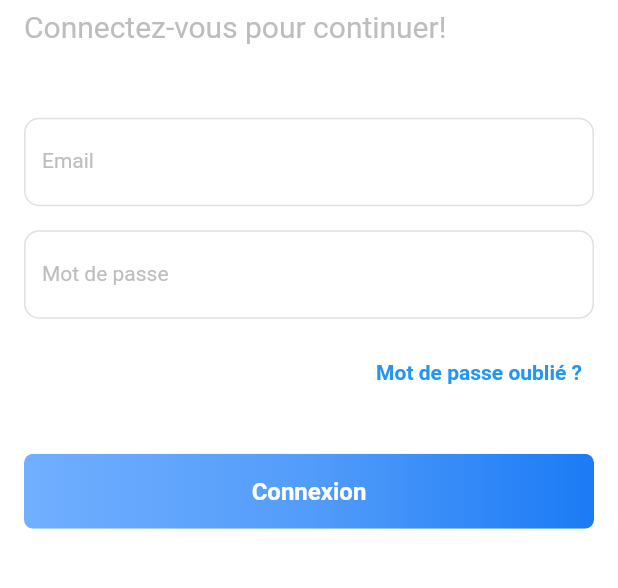
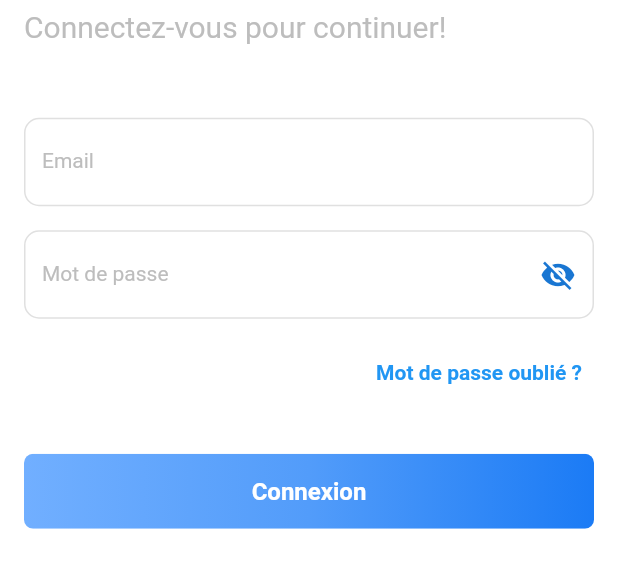
Before and after one commit to Hug0x0/PetsMeetapp, a Flutter app: the screen it shows after launch, on a phone screen of 412 x 824 dp, the part 120-708 px from its top. Run offline on Flutter 3.47's test engine with Material 2 defaults, Android fonts, the phone set to English and light mode, and no system bars; our stand-ins replace cloud_firestore, email_validator, firebase_auth, firebase_core, google_maps_flutter; accounts and stored records are empty.

Commit message:
add eye passwordvisible or not on connection

```diff
--- a/lib/screens/connection.dart
+++ b/lib/screens/connection.dart
@@ -12,6 +12,12 @@ class Connection extends StatefulWidget {
 }
 
 class _ConnectionState extends State<Connection> {
+  @override
+  // ignore: must_call_super
+  void initState() {
+    _passwordVisible = false;
+  }
+
   final TextEditingController _emailController = TextEditingController();
   final TextEditingController _passwordController = TextEditingController();
   final GlobalKey<FormState> _formKey = GlobalKey<FormState>();
@@ -19,6 +25,7 @@ class _ConnectionState extends State<Connection> {
   bool _success = false;
   String _userEmail;
   bool hasClick = false;
+  bool _passwordVisible = true;
 
   String createAccountMessage;
   @override
@@ -85,6 +92,7 @@ class _ConnectionState extends State<Connection> {
                         height: 16,
                       ),
                       TextFormField(
+                        obscureText: !_passwordVisible,
                         controller: _passwordController,
                         validator: (String value) {
                           if (value.isEmpty) {
@@ -93,6 +101,22 @@ class _ConnectionState extends State<Connection> {
                           return null;
                         },
                         decoration: InputDecoration(
+                          hasFloatingPlaceholder: true,
+                          filled: true,
+                          fillColor: Colors.white.withOpacity(0.5),
+                          suffixIcon: IconButton(
+                            icon: Icon(
+                              _passwordVisible
+                                  ? Icons.visibility
+                                  : Icons.visibility_off,
+                              color: Theme.of(context).primaryColorDark,
+                            ),
+                            onPressed: () {
+                              setState(() {
+                                _passwordVisible = !_passwordVisible;
+                              });
+                            },
+                          ),
                           labelText: "Mot de passe",
                           labelStyle: TextStyle(
                               fontSize: 14, color: Colors.grey.shade400),
```
